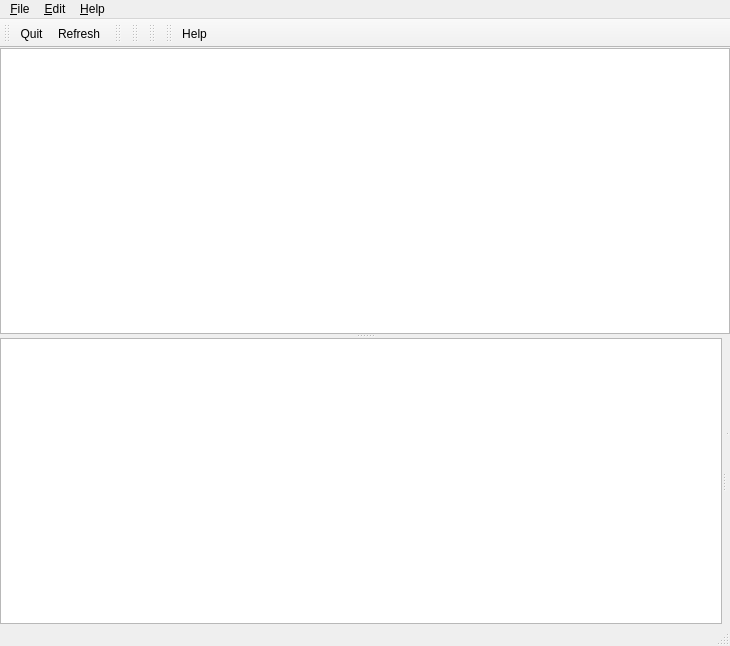
First picture: the form in tortoisehg/hgqt/workbench.ui, repository velorientc/git_test7, before the edit.
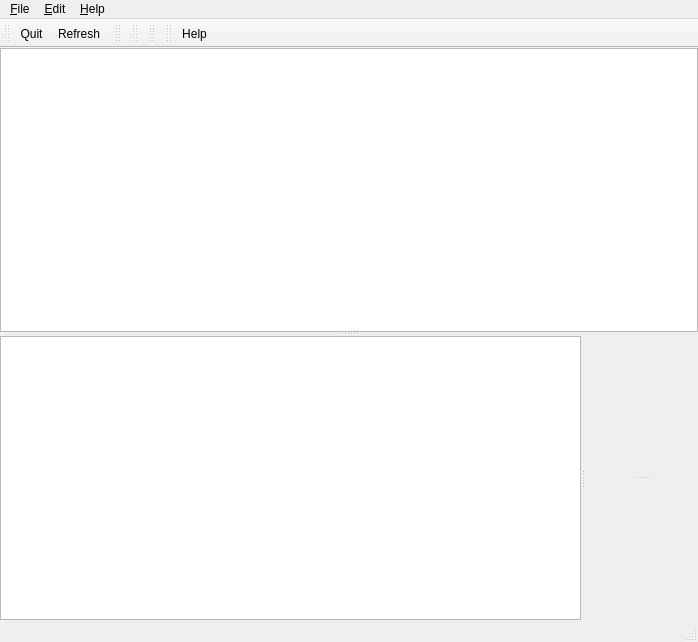
Second picture: the form after the edit. Custom widgets are drawn as their Qt base class.

Commit message:
workbench: new RevMessage class
The horizontal splitter now collapses just the message text.

Accomplished after much wrangling with Qt Designer (not really a time
saver).

Patch:
```diff
--- a/tortoisehg/hgqt/workbench.ui
+++ b/tortoisehg/hgqt/workbench.ui
@@ -6,8 +6,8 @@
    <rect>
     <x>0</x>
     <y>0</y>
-    <width>730</width>
-    <height>646</height>
+    <width>698</width>
+    <height>642</height>
    </rect>
   </property>
   <property name="windowTitle">
@@ -44,36 +44,115 @@
        <property name="frameShadow">
         <enum>QFrame::Plain</enum>
        </property>
-       <layout class="QVBoxLayout" name="verticalLayout">
+       <layout class="QVBoxLayout" name="verticalLayout_2">
+        <property name="spacing">
+         <number>0</number>
+        </property>
         <property name="margin">
          <number>0</number>
         </property>
         <item>
          <widget class="QSplitter" name="splitter_2">
+          <property name="sizePolicy">
+           <sizepolicy hsizetype="Expanding" vsizetype="Expanding">
+            <horstretch>0</horstretch>
+            <verstretch>0</verstretch>
+           </sizepolicy>
+          </property>
           <property name="orientation">
            <enum>Qt::Horizontal</enum>
           </property>
           <widget class="HgFileListView" name="tableView_filelist"/>
+          <widget class="QFrame" name="frame">
+           <property name="frameShape">
+            <enum>QFrame::NoFrame</enum>
+           </property>
+           <layout class="QVBoxLayout" name="verticalLayout">
+            <property name="spacing">
+             <number>0</number>
+            </property>
+            <property name="sizeConstraint">
+             <enum>QLayout::SetDefaultConstraint</enum>
+            </property>
+            <property name="margin">
+             <number>0</number>
+            </property>
+            <item>
+             <widget class="RevDisplay" name="textview_header" native="true">
+              <property name="sizePolicy">
+               <sizepolicy hsizetype="Expanding" vsizetype="Minimum">
+                <horstretch>0</horstretch>
+                <verstretch>0</verstretch>
+               </sizepolicy>
+              </property>
+              <property name="minimumSize">
+               <size>
+                <width>0</width>
+                <height>0</height>
+               </size>
+              </property>
+             </widget>
+            </item>
+            <item>
           <widget class="QSplitter" name="splitter">
+              <property name="sizePolicy">
+               <sizepolicy hsizetype="Preferred" vsizetype="Expanding">
+                <horstretch>0</horstretch>
+                <verstretch>0</verstretch>
+               </sizepolicy>
+              </property>
+              <property name="minimumSize">
+               <size>
+                <width>50</width>
+                <height>50</height>
+               </size>
+              </property>
+              <property name="frameShape">
+               <enum>QFrame::NoFrame</enum>
+              </property>
+              <property name="lineWidth">
+               <number>0</number>
+              </property>
+              <property name="midLineWidth">
+               <number>0</number>
+              </property>
            <property name="orientation">
             <enum>Qt::Vertical</enum>
            </property>
-           <widget class="RevDisplay" name="textview_header">
+              <property name="opaqueResize">
+               <bool>true</bool>
+              </property>
+              <widget class="RevMessage" name="message" native="true">
             <property name="sizePolicy">
-             <sizepolicy hsizetype="Expanding" vsizetype="Preferred">
+                <sizepolicy hsizetype="Expanding" vsizetype="Expanding">
               <horstretch>0</horstretch>
-              <verstretch>1</verstretch>
-             </sizepolicy>
-            </property>
+                 <verstretch>0</verstretch>
+                </sizepolicy>
+               </property>
+               <property name="minimumSize">
+                <size>
+                 <width>0</width>
+                 <height>0</height>
+                </size>
+               </property>
            </widget>
            <widget class="HgFileView" name="textview_status" native="true">
             <property name="sizePolicy">
              <sizepolicy hsizetype="Expanding" vsizetype="Expanding">
               <horstretch>0</horstretch>
-              <verstretch>2</verstretch>
-             </sizepolicy>
-            </property>
-           </widget>
+                 <verstretch>0</verstretch>
+                </sizepolicy>
+               </property>
+               <property name="minimumSize">
+                <size>
+                 <width>0</width>
+                 <height>0</height>
+                </size>
+               </property>
+              </widget>
+             </widget>
+            </item>
+           </layout>
           </widget>
          </widget>
         </item>
@@ -88,8 +167,8 @@
     <rect>
      <x>0</x>
      <y>0</y>
-     <width>730</width>
-     <height>26</height>
+     <width>698</width>
+     <height>19</height>
     </rect>
    </property>
    <widget class="QMenu" name="menuFile">
@@ -247,6 +326,12 @@
    <header>fileview.h</header>
    <container>1</container>
   </customwidget>
+  <customwidget>
+   <class>RevMessage</class>
+   <extends>QWidget</extends>
+   <header>changeset.h</header>
+   <container>1</container>
+  </customwidget>
  </customwidgets>
  <resources>
   <include location="workbench.qrc"/>
```
Lines whose indentation alone changed are shown as unchanged. The commit also changes 3 other files.
